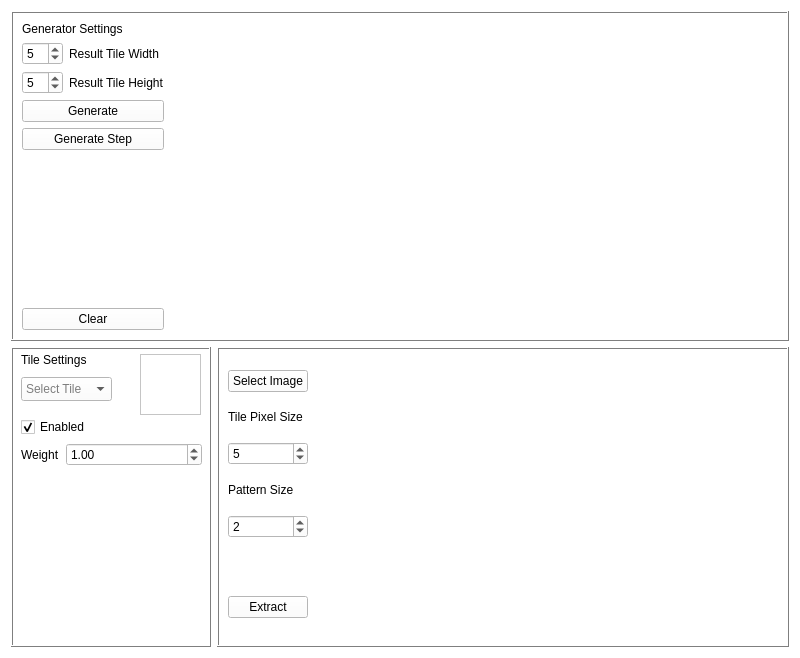
Above: wfc_gui.ui from Kotruper/WFC_GUI before the change. Below: the same form after it.
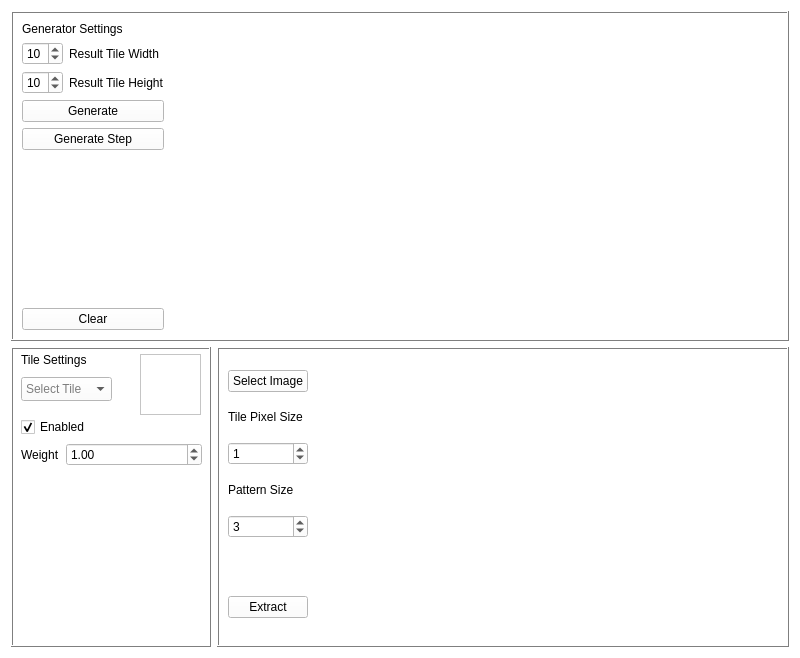
That is the form after the change.

The edit to the form file:
```diff
--- a/wfc_gui.ui
+++ b/wfc_gui.ui
@@ -505,7 +505,7 @@
              <number>1</number>
             </property>
             <property name="value">
-             <number>5</number>
+             <number>10</number>
             </property>
            </widget>
           </item>
@@ -528,7 +528,7 @@
              <number>1</number>
             </property>
             <property name="value">
-             <number>5</number>
+             <number>10</number>
             </property>
             <property name="displayIntegerBase">
              <number>10</number>
@@ -821,7 +821,7 @@
               <string/>
              </property>
              <property name="value">
-              <number>5</number>
+              <number>1</number>
              </property>
             </widget>
            </item>
@@ -844,7 +844,7 @@
               <number>1</number>
              </property>
              <property name="value">
-              <number>2</number>
+              <number>3</number>
              </property>
             </widget>
            </item>
```
Left out of the diff: 1 changed line with no effect on the pictures.
